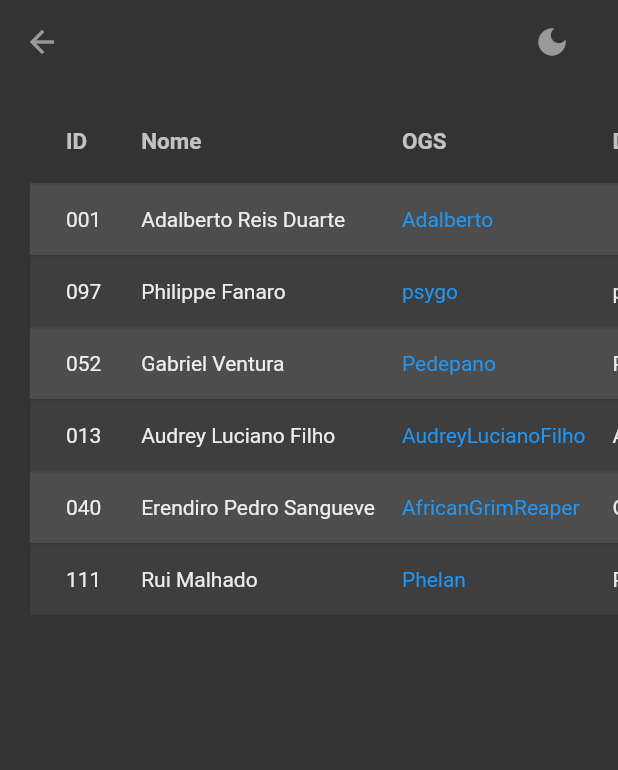
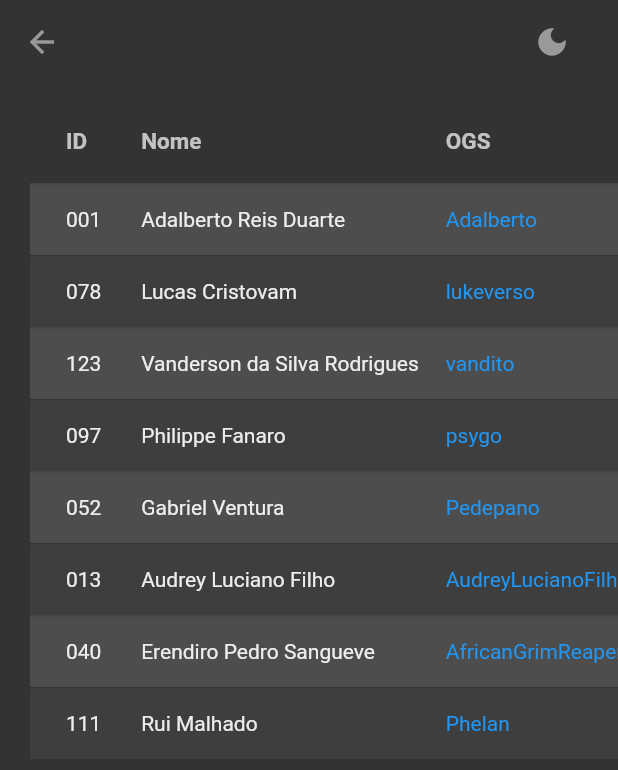
Before and after one commit to FanaroEngineering/dogemp, a Flutter app: the screen it shows after launch, after a tap on "Jogadores", on a phone screen of 412 x 824 dp. Shown: the top 770 px of the screen. Run offline on Flutter 3.47's test engine with Material 2 defaults, Android fonts, the phone set to English and light mode, and no system bars; our stand-ins replace google_fonts.

Commit message:
handy snippets and some more data

```diff
--- a/lib/data/game_records.dart
+++ b/lib/data/game_records.dart
@@ -2,6 +2,18 @@ import '../schema/game_record.dart';
 import '../schema/links.dart';
 
 final List<GameRecord> gameRecords = [
+  GameRecord(
+    ogsLink: OgsGameLink(id: '39258192'),
+    date: DateTime(2021, 12, 5),
+    handicap: 0,
+    blackName: 'lukeverso',
+    whiteName: 'vandito',
+    result: 'B+T',
+    status: Status.reviewed,
+    aiSenseiLink: AiSenseiLink(id: 'Y9SLDmDhOrU1mbnmxzry'),
+    twitchLink1: TwitchLink(id: '1238253558'),
+    youtubeLink1: YouTubeLink(id: 'ZAIjaoOZD4A'),
+  ),
   GameRecord(
     ogsLink: OgsGameLink(id: '38953919'),
     date: DateTime(2021, 11, 24),
--- a/lib/data/players.dart
+++ b/lib/data/players.dart
@@ -12,6 +12,61 @@ final List<Player> players = [
     baseElo: const Elo(2000),
     country: Country.brazil,
     brazilianState: BrazilianState.pa,
+  ),
+  Player(
+    id: 78,
+    name: 'Lucas Cristovam',
+    ogsNick: OgsNick(
+      name: 'lukeverso',
+      ogsPlayerLink: OgsPlayerLink(id: '1068842'),
+    ),
+    discord: 'lukeverso#0239',
+    baseElo: const Elo(900),
+    country: Country.brazil,
+    plans: const {
+      2021: {
+        Month.dec: Plan(
+          paid: PaymentStatus.paid,
+          planType: [PlanType.player],
+        ),
+      },
+      2022: {
+        Month.jan: Plan(
+          paid: PaymentStatus.paid,
+          planType: [PlanType.player],
+        ),
+      },
+    },
+  ),
+  Player(
+    id: 123,
+    name: 'Vanderson da Silva Rodrigues',
+    ogsNick: OgsNick(
+      name: 'vandito',
+      ogsPlayerLink: OgsPlayerLink(id: '783843'),
+    ),
+    discord: 'vandito#7897',
+    baseElo: const Elo(500),
+    country: Country.brazil,
+    brazilianState: BrazilianState.al,
+    plans: const {
+      2021: {
+        Month.dec: Plan(
+          paid: PaymentStatus.paid,
+          planType: [PlanType.competitor],
+        ),
+      },
+      2022: {
+        Month.jan: Plan(
+          paid: PaymentStatus.paid,
+          planType: [PlanType.competitor],
+        ),
+        Month.feb: Plan(
+          paid: PaymentStatus.paid,
+          planType: [PlanType.competitor],
+        ),
+      },
+    },
   ),
   Player(
     id: 97,
--- a/lib/widgets/clickable_link.dart
+++ b/lib/widgets/clickable_link.dart
@@ -1,6 +1,5 @@
 import 'package:flutter/material.dart';
 import 'package:flutter/gestures.dart';
-import 'package:http/http.dart';
 
 import 'package:url_launcher/url_launcher.dart';
 
```
